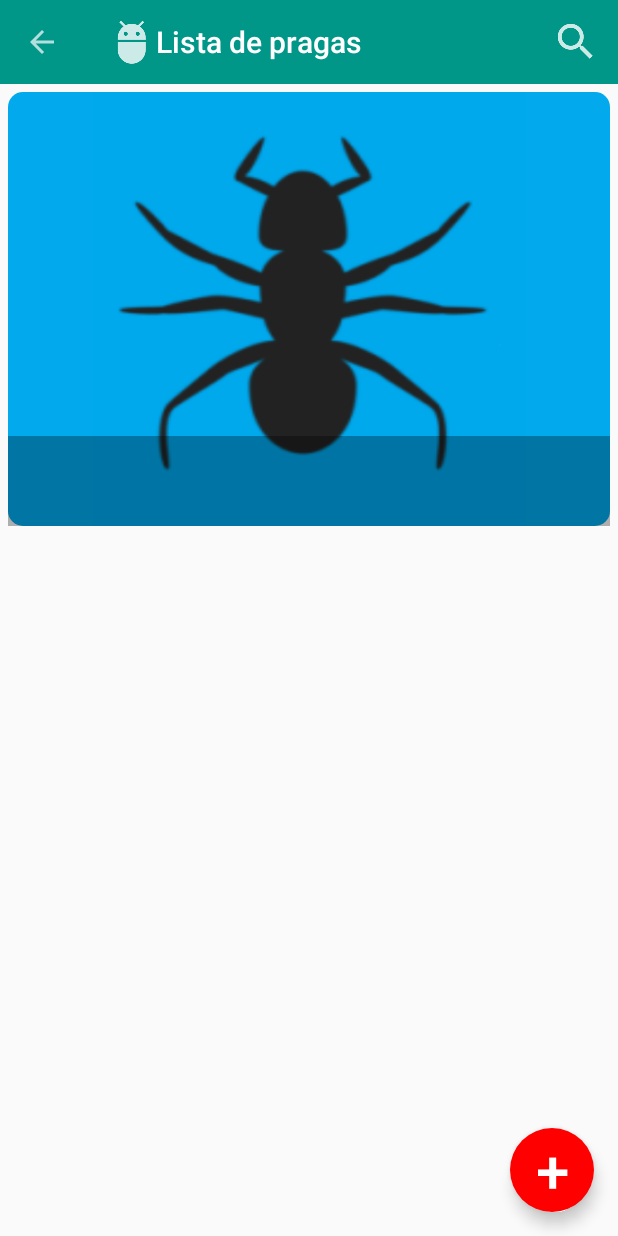
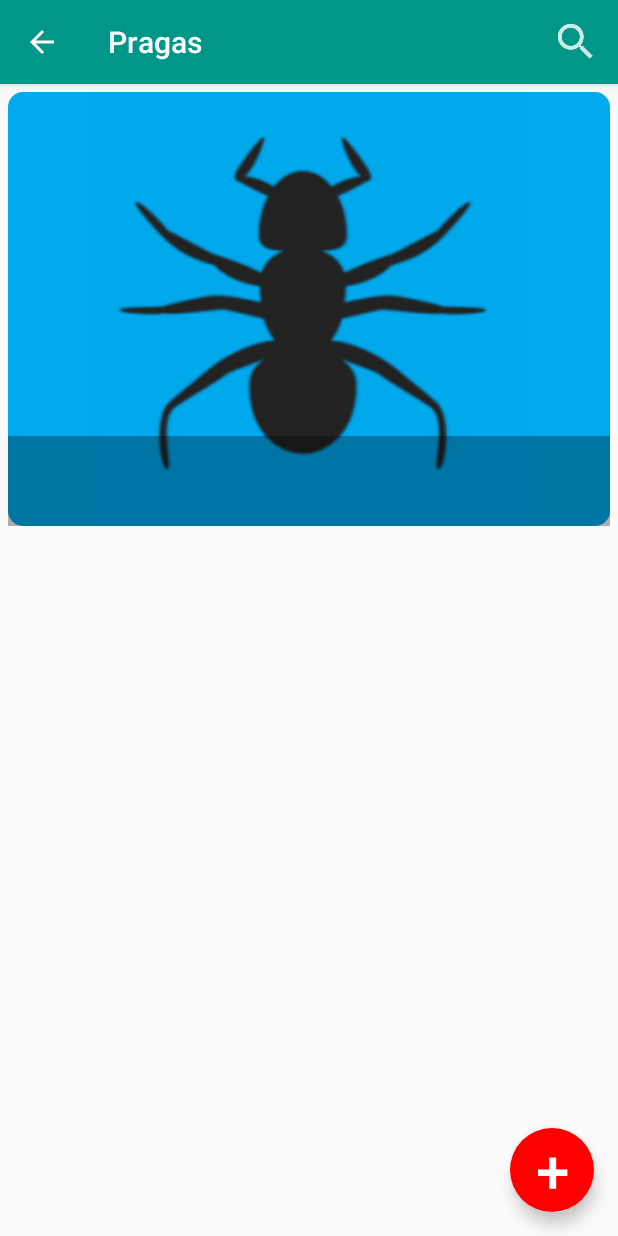
Before and after one commit to Embrapa-Hackaton/AgroHacker, an Android app: the PragueListController screen opened directly, with no data from a screen before it, on a phone screen of 412 x 824 dp. Run offline under Robolectric (Android 15) with nearby library versions, the phone set to English and light mode, and no system bars.

Commit message:
Fix navbar bugs

```diff
--- a/app/src/main/java/hackathon/embrapa/agrohacker/controller/MapActivity.java
+++ b/app/src/main/java/hackathon/embrapa/agrohacker/controller/MapActivity.java
@@ -168,7 +168,7 @@ public class MapActivity extends AppCompatActivity implements OnMapReadyCallback
                 Toast.makeText(MapActivity.this, "Em construção", Toast.LENGTH_SHORT).show();
                 break;
             case R.id.menu_exit:
-                Toast.makeText(MapActivity.this, "Em construção", Toast.LENGTH_SHORT).show();
+                finish();
                 break;
         }
 
--- a/app/src/main/java/hackathon/embrapa/agrohacker/controller/PragueListController.java
+++ b/app/src/main/java/hackathon/embrapa/agrohacker/controller/PragueListController.java
@@ -33,7 +33,8 @@ public class PragueListController extends AppCompatActivity {
         super.onCreate(savedInstanceState);
         setContentView(R.layout.activity_list);
 
-        toolbar();
+        getSupportActionBar().setHomeButtonEnabled(true);
+        getSupportActionBar().setDisplayHomeAsUpEnabled(true);
 
         pragueList = (ListView) findViewById(R.id.list_view);
 
@@ -43,15 +44,6 @@ public class PragueListController extends AppCompatActivity {
 
         registerForContextMenu(pragueList);
 
-    }
-
-    private void toolbar() {
-        Toolbar mToolbar = (Toolbar) findViewById(R.id.include_toolbar_list);
-        setSupportActionBar(mToolbar);
-        getSupportActionBar().setTitle(R.string.prague_list);
-        getSupportActionBar().setIcon(R.drawable.ic_app);
-        getSupportActionBar().setHomeButtonEnabled(true);
-        getSupportActionBar().setDisplayHomeAsUpEnabled(true);
     }
 
     private void clickShowPrague() {
--- a/app/src/main/res/layout/activity_list.xml
+++ b/app/src/main/res/layout/activity_list.xml
@@ -5,12 +5,8 @@
     android:layout_width="match_parent"
     android:layout_height="match_parent">
 
-    <include layout="@layout/activity_toolbar_main"
-        android:id="@+id/include_toolbar_list" />
-
     <ListView
         android:id="@+id/list_view"
-        android:layout_below="@+id/include_toolbar_list"
         android:layout_width="match_parent"
         android:layout_height="wrap_content">
     </ListView>
--- a/app/src/main/res/layout/activity_prague_details.xml
+++ b/app/src/main/res/layout/activity_prague_details.xml
@@ -8,9 +8,6 @@
         xmlns:android="http://schemas.android.com/apk/res/android"
         android:layout_width="match_parent"
         android:layout_height="match_parent">
-
-        <include layout="@layout/activity_toolbar_main"
-            android:id="@+id/include_prague_toolbar_details" />
 
         <LinearLayout
             android:layout_width="match_parent"
--- a/app/src/main/res/layout/activity_prague_form.xml
+++ b/app/src/main/res/layout/activity_prague_form.xml
@@ -9,9 +9,6 @@
         android:layout_width="match_parent"
         android:layout_height="match_parent"
         android:orientation="vertical">
-
-        <include layout="@layout/activity_toolbar_main"
-            android:id="@+id/include_prague_toolbar_form" />
 
         <RelativeLayout
             android:layout_below="@+id/include_prague_toolbar_form"
--- a/app/src/main/res/layout/activity_predator_details.xml
+++ b/app/src/main/res/layout/activity_predator_details.xml
@@ -8,9 +8,6 @@
         xmlns:android="http://schemas.android.com/apk/res/android"
         android:layout_width="match_parent"
         android:layout_height="match_parent">
-
-        <include layout="@layout/activity_toolbar_main"
-            android:id="@+id/include_predator_toolbar_details" />
 
         <LinearLayout
             android:layout_width="match_parent"
--- a/app/src/main/res/layout/activity_predator_form.xml
+++ b/app/src/main/res/layout/activity_predator_form.xml
@@ -9,9 +9,6 @@
         android:layout_width="match_parent"
         android:layout_height="match_parent"
         android:orientation="vertical">
-
-        <include layout="@layout/activity_toolbar_main"
-            android:id="@+id/include_predator_toolbar_form" />
 
         <RelativeLayout
             android:layout_below="@+id/include_predator_toolbar_form"
--- a/app/src/main/res/values/styles.xml
+++ b/app/src/main/res/values/styles.xml
@@ -1,6 +1,6 @@
 <resources>
 
-    <style name="AppTheme" parent="Theme.AppCompat.Light.NoActionBar">
+    <style name="AppTheme" parent="Theme.AppCompat.Light.DarkActionBar">
         <item name="colorPrimary">@color/colorPrimary</item>
         <item name="colorPrimaryDark">@color/colorPrimaryDark</item>
         <item name="colorAccent">@color/colorAccent</item>
@@ -14,4 +14,10 @@
         <item name="android:windowFullscreen">true</item>
     </style>
 
+    <style name="AppMapActivities" parent="Theme.AppCompat.Light.NoActionBar">
+        <item name="colorPrimary">@color/colorPrimary</item>
+        <item name="colorPrimaryDark">@color/colorPrimaryDark</item>
+        <item name="colorAccent">@color/colorAccent</item>
+    </style>
+
 </resources>
```
Also changed, not shown: app/src/main/AndroidManifest.xml (+8 -3 lines), app/src/main/java/hackathon/embrapa/agrohacker/controller/PragueFormController.java (+4 -11 lines), app/src/main/java/hackathon/embrapa/agrohacker/controller/PragueShowController.java (+2 -10 lines), app/src/main/java/hackathon/embrapa/agrohacker/controller/PredatorFormController.java (+4 -8 lines), app/src/main/java/hackathon/embrapa/agrohacker/controller/PredatorListController.java (+2 -10 lines), app/src/main/java/hackathon/embrapa/agrohacker/controller/PredatorShowController.java (+2 -10 lines).
